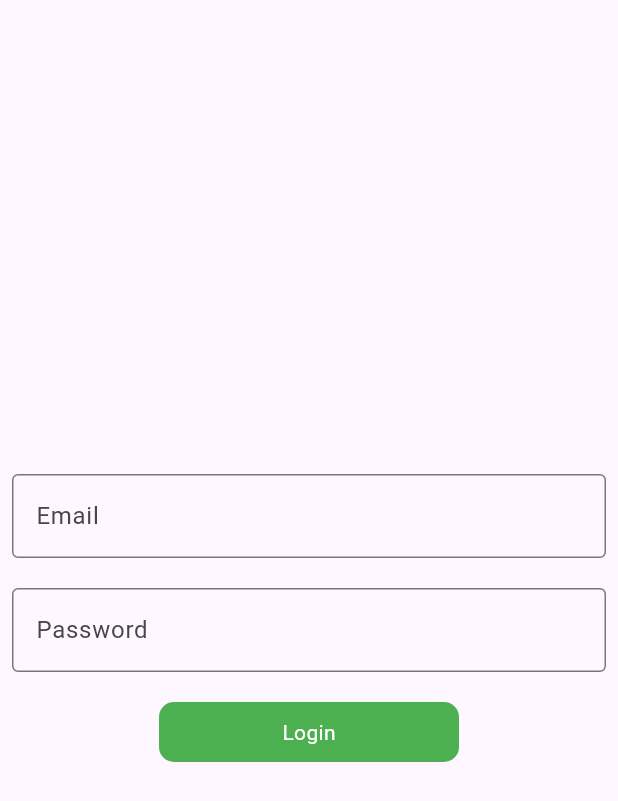
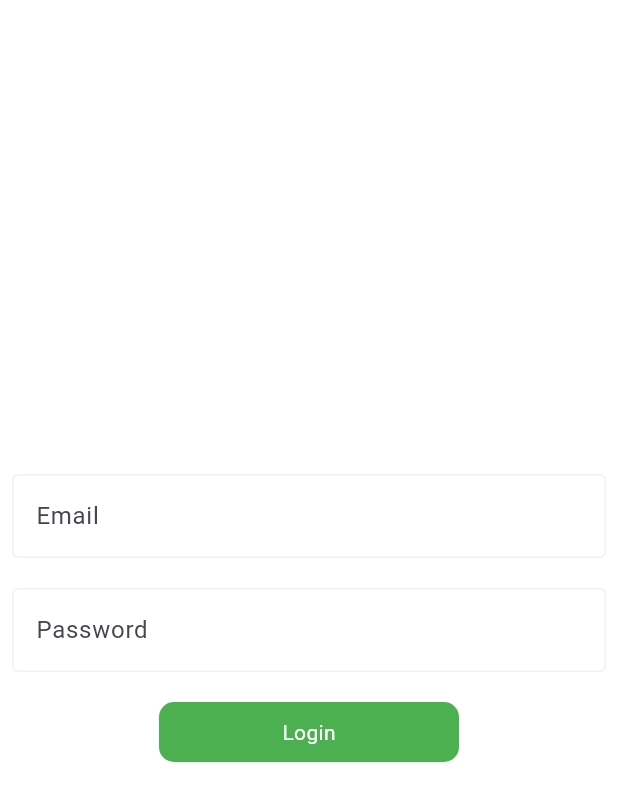
Before and after one commit to Basitshaabaz/bloc-clean-coding, a Flutter app: the screen it shows after launch, on a phone screen of 412 x 824 dp. Shown: the top 801 px of the screen. Run offline on Flutter 3.47's test engine with Material 3 defaults, Android fonts, the phone set to English and light mode, and no system bars; our stand-ins replace another_flushbar, bloc, cached_network_image, equatable, flutter_bloc, flutter_secure_storage and 3 more.

Commit message:
chore: added theming

```diff
--- /dev/null
+++ b/lib/config/themes/dark_theme.dart
@@ -0,0 +1,57 @@
+import 'package:bloc_clean_coding/config/themes/theme_config.dart';
+import 'package:flutter/material.dart';
+import 'package:google_fonts/google_fonts.dart';
+
+ThemeData darkTheme = ThemeData.dark().copyWith(
+    appBarTheme: AppBarTheme(
+        toolbarTextStyle: ThemeData
+            .light()
+            .textTheme
+            .displayMedium!
+            .copyWith(
+          fontFamily: ThemeConfig.pangramRegular,
+          color: Colors.white,
+          fontWeight: FontWeight.w500,
+        )),
+    textSelectionTheme: const TextSelectionThemeData(cursorColor: Colors.white),
+    textTheme: ThemeData
+        .dark()
+        .textTheme
+        .copyWith(
+      titleMedium: GoogleFonts.roboto(color: Colors.white),
+      titleSmall: GoogleFonts.roboto(color: Colors.white.withOpacity(.5)),
+      displayLarge: GoogleFonts.roboto(color: Colors.white),
+      displayMedium: GoogleFonts.roboto(
+        color: Colors.white,
+        fontWeight: FontWeight.w400,
+      ),
+      headlineMedium: GoogleFonts.roboto(
+        color: ThemeConfig.textColor6B698E,
+      ),
+      displaySmall: GoogleFonts.roboto(
+        color: Colors.white,
+        fontWeight: FontWeight.w400,
+      ),
+      bodyMedium: GoogleFonts.roboto(
+        color: ThemeConfig.textColorBCBFC2,
+      ),
+    ),
+    radioTheme: RadioThemeData(
+      fillColor: WidgetStateColor.resolveWith((states) =>
+          Colors.white.withOpacity(.3)),
+    ),
+    colorScheme: const ColorScheme.dark().copyWith(
+        secondary: const Color(0xff73777a),
+        primary: Colors.white,
+        onPrimary: const Color(0xffA0A0A0),
+        outline: Colors.black,
+        onSurface: Colors.white,
+        brightness: Brightness.dark,
+        surface: const Color(0xff202934),
+        primaryContainer: const Color(0xff2d3236),
+        onPrimaryContainer: const Color(0xff5a5f62)),
+    progressIndicatorTheme: const ProgressIndicatorThemeData(
+        linearTrackColor: Colors.white, color: ThemeConfig.primaryColor),
+    primaryColor: ThemeConfig.primaryColor,
+    scaffoldBackgroundColor: ThemeConfig.darkBackColor
+);
--- /dev/null
+++ b/lib/config/themes/light_theme.dart
@@ -0,0 +1,53 @@
+import 'package:bloc_clean_coding/config/themes/theme_config.dart';
+import 'package:flutter/material.dart';
+import 'package:flutter/services.dart';
+import 'package:google_fonts/google_fonts.dart';
+
+ThemeData lightTheme = ThemeData.light().copyWith(
+  appBarTheme: const AppBarTheme(
+      systemOverlayStyle: SystemUiOverlayStyle(statusBarBrightness: Brightness.light),
+      iconTheme: IconThemeData(
+        color: Colors.black,
+      )),
+  colorScheme: ThemeData.light().colorScheme.copyWith(
+      secondary: const Color(0xffa1a1a1),
+      primary: const Color(0xff0F0425),
+      onPrimary: const Color(0xff9694B8),
+      outline: const Color(0xfff0f0f0),
+      onSurface: const Color(0xff0F0425),
+      surface: const Color(0xffDCE8E8),
+      primaryContainer: Colors.white,
+      onPrimaryContainer: const Color(0xffd8d8da)),
+  textSelectionTheme: const TextSelectionThemeData(cursorColor: Colors.black),
+  scaffoldBackgroundColor: Colors.white,
+  progressIndicatorTheme: const ProgressIndicatorThemeData(linearTrackColor: Color(0xffECEAEA), color: ThemeConfig.primaryColor),
+  primaryColor: ThemeConfig.primaryColor,
+  radioTheme: RadioThemeData(
+    fillColor: WidgetStateColor.resolveWith(
+          (states) => Colors.black.withOpacity(.4),
+    ),
+  ),
+  textTheme: ThemeData.light().textTheme.copyWith(
+    titleMedium: GoogleFonts.roboto(color: Colors.black),
+    titleSmall: GoogleFonts.roboto(
+      color: Colors.black.withOpacity(.5),
+    ),
+    displayLarge: GoogleFonts.roboto(
+      color: Colors.black,
+    ),
+    displayMedium: GoogleFonts.roboto(
+      color: Colors.black,
+      fontWeight: FontWeight.w400,
+    ),
+    headlineMedium: GoogleFonts.roboto(
+      color: ThemeConfig.textColor6B698E,
+    ),
+    displaySmall: GoogleFonts.roboto(
+      color: Colors.black,
+      fontWeight: FontWeight.w400,
+    ),
+    bodyMedium: GoogleFonts.roboto(
+      color: ThemeConfig.textColorBCBFC2,
+    ),
+  ),
+);
--- /dev/null
+++ b/lib/config/themes/theme_config.dart
@@ -0,0 +1,38 @@
+import 'package:flutter/material.dart';
+
+class ThemeConfig {
+
+  static const primaryColor = Color(0xff115CCD);
+  static const darkBackColor = Color(0xff141A1F);
+
+  static const textColo151152 = Color(0xff151152);
+  static const dividerColor = Color(0xffECEAEA);
+  static const borderColorLight = Color(0xff151152);
+  static const borderColorDark = Color(0xffFEFEFE);
+
+  static const textColorBCBFC2 = Color(0xffBCBFC2);
+  static const textColor6B698E = Color(0xff6B698E);
+
+  static const alertColorFE373D = Color(0xffFE373D);
+  static const textColorEFECEC = Color(0xffEFECEC);
+  static const textColorFAFAFA = Color(0xffFAFAFA);
+
+  static const textColor141A1F = Color(0xff141A1F);
+  static const textColor202934 = Color(0xff202934);
+
+  static const textColor151152 = Color(0xff151152);
+  static const textColorF6F8F8 = Color(0xffF6F8F8);
+  static const textColor0F0425 = Color(0xff0F0425);
+
+  static const textColor808080 = Color(0xff808080);
+  static const textColorDCE8E8 = Color(0xffDCE8E8);
+  static const textColor37C9EE = Color(0xff37C9EE);
+
+  /// fonts family
+  static const pangramRegular = 'Pangram Regular';
+  static const pangramMedium = 'Pangram Medium';
+  static const pangramBold = 'Pangram Bold';
+  static const pangramExtraBold = 'Pangram Extra Bold';
+  static const pangramLight = 'Pangram Light';
+
+}
--- /dev/null
+++ b/lib/config/themes/themes.dart
@@ -0,0 +1,3 @@
+export 'dark_theme.dart';
+export 'light_theme.dart';
+export 'theme_config.dart';
--- a/lib/main.dart
+++ b/lib/main.dart
@@ -7,6 +7,7 @@ import 'package:flutter/material.dart';
 import 'package:get_it/get_it.dart';
 
 import 'config/routes/route.dart';
+import 'config/themes/themes.dart';
 
 final GetIt getIt=GetIt.instance;
 
@@ -23,10 +24,9 @@ class MyApp extends StatelessWidget {
   Widget build(BuildContext context) {
     return MaterialApp(
       title: 'Flutter Demo',
-      theme: ThemeData(
-        colorScheme: ColorScheme.fromSeed(seedColor: Colors.deepPurple),
-        useMaterial3: true,
-      ),
+      themeMode: ThemeMode.system,
+      theme: lightTheme,
+      darkTheme: darkTheme,
       initialRoute: RoutesName.splashScreen,
       onGenerateRoute: Routes.generateRoute,
     );
```
